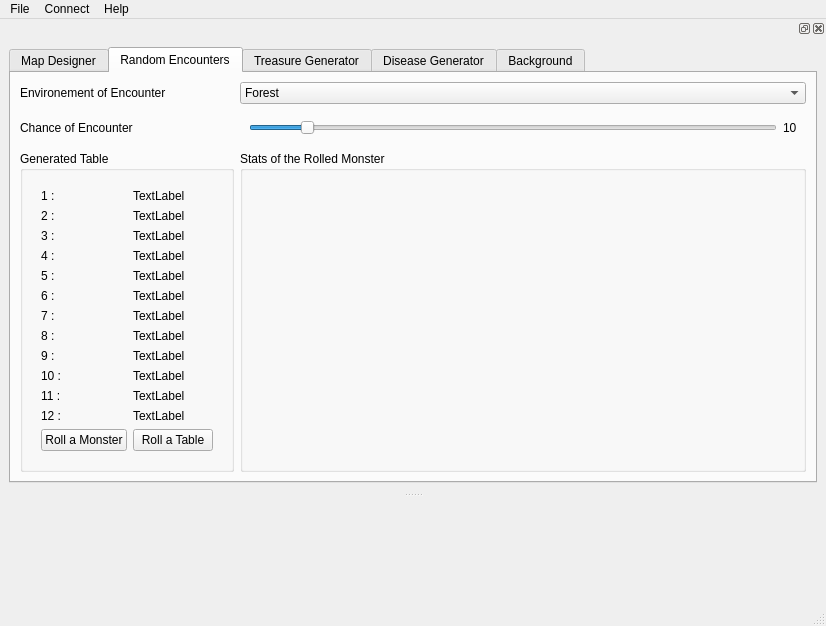
Before: the Qt Designer form DnDApp.ui in sbordeyne/DnDApp, drawn with Qt 5.
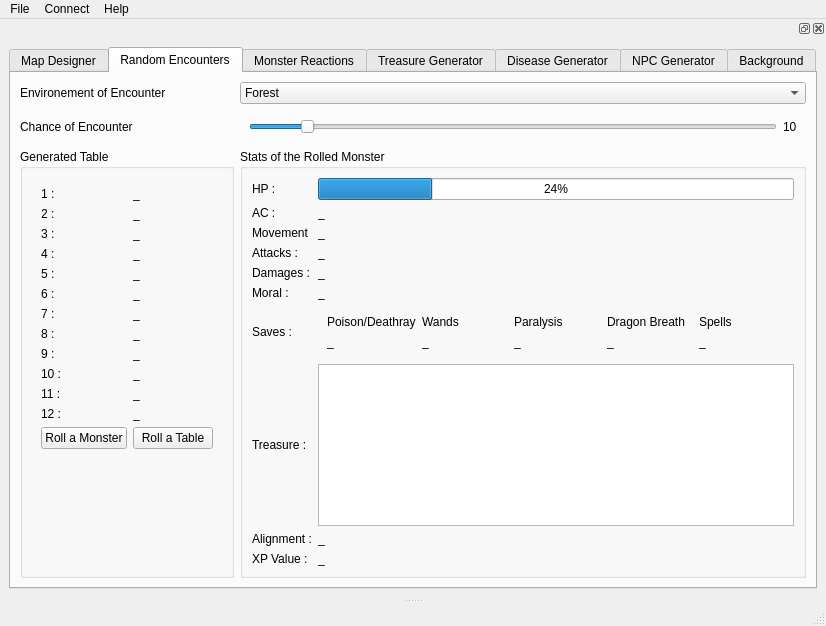
After: the same form once the commit is applied. The open tabs and pages were chosen to show the change. Icons and pictures are not drawn.

Patch:
```diff
--- a/DnDApp.ui
+++ b/DnDApp.ui
@@ -143,28 +143,28 @@
                <item row="1" column="1">
                 <widget class="QLabel" name="label_17">
                  <property name="text">
-                  <string>TextLabel</string>
+                  <string>_</string>
                  </property>
                 </widget>
                </item>
                <item row="2" column="1">
                 <widget class="QLabel" name="label_18">
                  <property name="text">
-                  <string>TextLabel</string>
+                  <string>_</string>
                  </property>
                 </widget>
                </item>
                <item row="3" column="1">
                 <widget class="QLabel" name="label_19">
                  <property name="text">
-                  <string>TextLabel</string>
+                  <string>_</string>
                  </property>
                 </widget>
                </item>
                <item row="4" column="1">
                 <widget class="QLabel" name="label_20">
                  <property name="text">
-                  <string>TextLabel</string>
+                  <string>_</string>
                  </property>
                 </widget>
                </item>
@@ -248,59 +248,72 @@
                <item row="0" column="1">
                 <widget class="QLabel" name="label_16">
                  <property name="text">
-                  <string>TextLabel</string>
+                  <string>_</string>
                  </property>
                 </widget>
                </item>
                <item row="6" column="1">
                 <widget class="QLabel" name="label_21">
                  <property name="text">
-                  <string>TextLabel</string>
+                  <string>_</string>
                  </property>
                 </widget>
                </item>
                <item row="7" column="1">
                 <widget class="QLabel" name="label_22">
                  <property name="text">
-                  <string>TextLabel</string>
+                  <string>_</string>
                  </property>
                 </widget>
                </item>
                <item row="8" column="1">
                 <widget class="QLabel" name="label_23">
                  <property name="text">
-                  <string>TextLabel</string>
+                  <string>_</string>
                  </property>
                 </widget>
                </item>
                <item row="9" column="1">
                 <widget class="QLabel" name="label_24">
                  <property name="text">
-                  <string>TextLabel</string>
+                  <string>_</string>
                  </property>
                 </widget>
                </item>
                <item row="11" column="1">
                 <widget class="QLabel" name="label_25">
                  <property name="text">
-                  <string>TextLabel</string>
+                  <string>_</string>
                  </property>
                 </widget>
                </item>
                <item row="12" column="1">
                 <widget class="QLabel" name="label_26">
                  <property name="text">
-                  <string>TextLabel</string>
+                  <string>_</string>
                  </property>
                 </widget>
                </item>
                <item row="13" column="1">
                 <widget class="QLabel" name="label_27">
                  <property name="text">
-                  <string>TextLabel</string>
+                  <string>_</string>
                  </property>
                 </widget>
                </item>
+               <item row="17" column="0">
+                <spacer name="verticalSpacer_2">
+                 <property name="orientation">
+                  <enum>Qt::Vertical</enum>
+                 </property>
+                 <property name="sizeHint" stdset="0">
+                  <size>
+                   <width>20</width>
+                   <height>40</height>
+                  </size>
+                 </property>
+                </spacer>
+               </item>
               </layout>
              </widget>
             </item>
@@ -394,10 +407,235 @@
            <property name="title">
             <string>Stats of the Rolled Monster</string>
            </property>
+           <layout class="QGridLayout" name="gridLayout_10">
+            <item row="10" column="1">
+             <widget class="QLabel" name="label_42">
+              <property name="text">
+               <string>_</string>
+              </property>
+             </widget>
+            </item>
+            <item row="8" column="0">
+             <widget class="QLabel" name="label_38">
+              <property name="text">
+               <string>Treasure :</string>
+              </property>
+             </widget>
+            </item>
+            <item row="12" column="0">
+             <spacer name="verticalSpacer_3">
+              <property name="orientation">
+               <enum>Qt::Vertical</enum>
+              </property>
+              <property name="sizeHint" stdset="0">
+               <size>
+                <width>20</width>
+                <height>4</height>
+               </size>
+              </property>
+             </spacer>
+            </item>
+            <item row="0" column="0">
+             <widget class="QLabel" name="label_29">
+              <property name="text">
+               <string>HP :</string>
+              </property>
+             </widget>
+            </item>
+            <item row="1" column="1">
+             <widget class="QLabel" name="label_28">
+              <property name="text">
+               <string>_</string>
+              </property>
+             </widget>
+            </item>
+            <item row="10" column="0">
+             <widget class="QLabel" name="label_40">
+              <property name="text">
+               <string>XP Value :</string>
+              </property>
+             </widget>
+            </item>
+            <item row="9" column="1">
+             <widget class="QLabel" name="label_41">
+              <property name="text">
+               <string>_</string>
+              </property>
+             </widget>
+            </item>
+            <item row="1" column="0">
+             <widget class="QLabel" name="label_3">
+              <property name="text">
+               <string>AC :</string>
+              </property>
+             </widget>
+            </item>
+            <item row="5" column="1">
+             <widget class="QLabel" name="label_37">
+              <property name="text">
+               <string>_</string>
+              </property>
+             </widget>
+            </item>
+            <item row="3" column="1">
+             <widget class="QLabel" name="label_35">
+              <property name="text">
+               <string>_</string>
+              </property>
+             </widget>
+            </item>
+            <item row="0" column="1">
+             <widget class="QProgressBar" name="progressBar">
+              <property name="value">
+               <number>24</number>
+              </property>
+             </widget>
+            </item>
+            <item row="5" column="0">
+             <widget class="QLabel" name="label_34">
+              <property name="text">
+               <string>Moral :</string>
+              </property>
+             </widget>
+            </item>
+            <item row="8" column="1">
+             <widget class="QTextBrowser" name="textBrowser"/>
+            </item>
+            <item row="3" column="0">
+             <widget class="QLabel" name="label_32">
+              <property name="text">
+               <string>Attacks :</string>
+              </property>
+             </widget>
+            </item>
+            <item row="2" column="1">
+             <widget class="QLabel" name="label_31">
+              <property name="text">
+               <string>_</string>
+              </property>
+             </widget>
+            </item>
+            <item row="2" column="0">
+             <widget class="QLabel" name="label_30">
+              <property name="text">
+               <string>Movement</string>
+              </property>
+             </widget>
+            </item>
+            <item row="9" column="0">
+             <widget class="QLabel" name="label_39">
+              <property name="text">
+               <string>Alignment :</string>
+              </property>
+             </widget>
+            </item>
+            <item row="4" column="1">
+             <widget class="QLabel" name="label_36">
+              <property name="text">
+               <string>_</string>
+              </property>
+             </widget>
+            </item>
+            <item row="4" column="0">
+             <widget class="QLabel" name="label_33">
+              <property name="text">
+               <string>Damages :</string>
+              </property>
+             </widget>
+            </item>
+            <item row="6" column="1">
+             <widget class="QWidget" name="widget_5" native="true">
+              <layout class="QGridLayout" name="gridLayout_11">
+               <item row="0" column="3">
+                <widget class="QLabel" name="label_48">
+                 <property name="text">
+                  <string>Dragon Breath</string>
+                 </property>
+                </widget>
+               </item>
+               <item row="0" column="1">
+                <widget class="QLabel" name="label_46">
+                 <property name="text">
+                  <string>Wands</string>
+                 </property>
+                </widget>
+               </item>
+               <item row="0" column="2">
+                <widget class="QLabel" name="label_47">
+                 <property name="text">
+                  <string>Paralysis</string>
+                 </property>
+                </widget>
+               </item>
+               <item row="0" column="0">
+                <widget class="QLabel" name="label_44">
+                 <property name="text">
+                  <string>Poison/Deathray</string>
+                 </property>
+                </widget>
+               </item>
+               <item row="3" column="0">
+                <widget class="QLabel" name="label_45">
+                 <property name="text">
+                  <string>_</string>
+                 </property>
+                </widget>
+               </item>
+               <item row="0" column="4">
+                <widget class="QLabel" name="label_49">
+                 <property name="text">
+                  <string>Spells</string>
+                 </property>
+                </widget>
+               </item>
+               <item row="3" column="1">
+                <widget class="QLabel" name="label_50">
+                 <property name="text">
+                  <string>_</string>
+                 </property>
+                </widget>
+               </item>
+               <item row="3" column="2">
+                <widget class="QLabel" name="label_51">
+                 <property name="text">
+                  <string>_</string>
+                 </property>
+                </widget>
+               </item>
+               <item row="3" column="3">
+                <widget class="QLabel" name="label_52">
+                 <property name="text">
+                  <string>_</string>
+                 </property>
+                </widget>
+               </item>
+               <item row="3" column="4">
+                <widget class="QLabel" name="label_53">
+                 <property name="text">
+                  <string>_</string>
+                 </property>
+                </widget>
+               </item>
+              </layout>
+             </widget>
+            </item>
+            <item row="6" column="0">
+             <widget class="QLabel" name="label_43">
+              <property name="text">
+               <string>Saves :</string>
+              </property>
+             </widget>
+            </item>
+           </layout>
           </widget>
          </item>
         </layout>
        </widget>
+       <widget class="QWidget" name="monster_reactions_tab">
+        <attribute name="title">
+         <string>Monster Reactions</string>
+        </attribute>
+       </widget>
        <widget class="QWidget" name="treasure_generator_tab">
         <attribute name="title">
          <string>Treasure Generator</string>
@@ -408,6 +646,11 @@
          <string>Disease Generator</string>
         </attribute>
        </widget>
+       <widget class="QWidget" name="npc_generator_tab">
+        <attribute name="title">
+         <string>NPC Generator</string>
+        </attribute>
+       </widget>
        <widget class="QWidget" name="background_tab">
         <attribute name="title">
          <string>Background</string>
```
Left out of the diff: 243 changed lines with no effect on the pictures.
